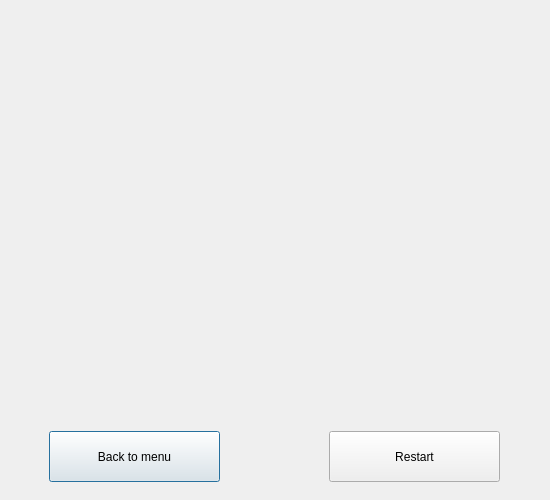
Qt form Breakout/joever.ui (Asser-Tarek/Game_not_lab) before a commit.
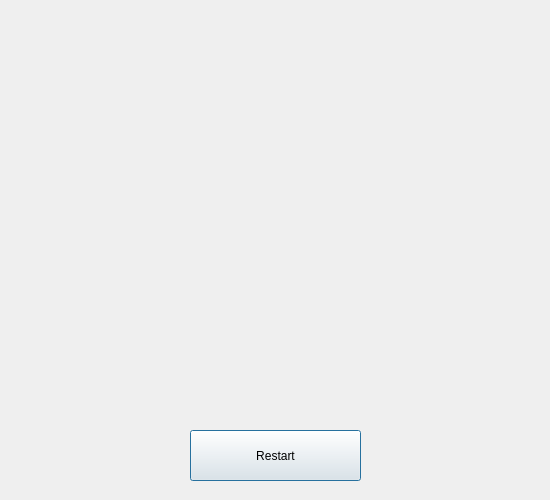
The same form after that commit.

Commit message: Made the restart button work. O7

The edit to the form file:
```diff
--- a/Breakout/joever.ui
+++ b/Breakout/joever.ui
@@ -26,24 +26,11 @@
     <string/>
    </property>
   </widget>
-  <widget class="QPushButton" name="pushButton">
-   <property name="geometry">
-    <rect>
-     <x>49</x>
-     <y>431</y>
-     <width>171</width>
-     <height>51</height>
-    </rect>
-   </property>
-   <property name="text">
-    <string>Back to menu</string>
-   </property>
-  </widget>
   <widget class="QPushButton" name="pushButton_2">
    <property name="geometry">
     <rect>
-     <x>329</x>
-     <y>431</y>
+     <x>190</x>
+     <y>430</y>
      <width>171</width>
      <height>51</height>
     </rect>
```
The commit also changes 18 other files.
